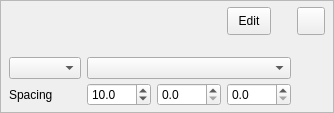
Wolfieeewolf/OpenRGB3DSpatialPlugin, file ui/forms/SpatialControllerCardWidget.ui: the form before one commit.
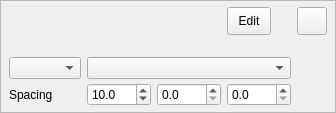
The form after the commit. Custom widgets are drawn as their Qt base class.

What changed in the file:
```diff
--- a/ui/forms/SpatialControllerCardWidget.ui
+++ b/ui/forms/SpatialControllerCardWidget.ui
@@ -79,16 +79,22 @@
       </item>
       <item row="0" column="4">
        <widget class="QToolButton" name="actionButton">
+        <property name="sizePolicy">
+         <sizepolicy hsizetype="Fixed" vsizetype="Fixed">
+          <horstretch>0</horstretch>
+          <verstretch>0</verstretch>
+         </sizepolicy>
+        </property>
         <property name="minimumSize">
          <size>
-          <width>28</width>
+          <width>30</width>
           <height>28</height>
          </size>
         </property>
         <property name="maximumSize">
          <size>
-          <width>32</width>
-          <height>16777215</height>
+          <width>30</width>
+          <height>28</height>
          </size>
         </property>
         <property name="autoRaise">
```
Left out of the diff: 22 changed lines with no effect on the pictures.
